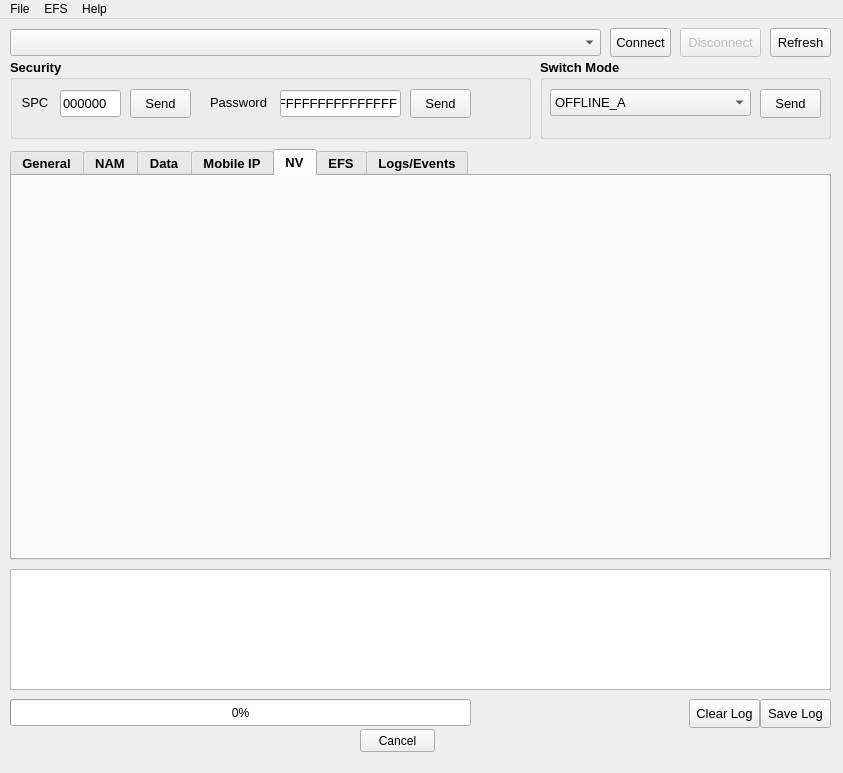
ghassani/openpst, file resources/ui/qcdm_window.ui: the form before one commit.
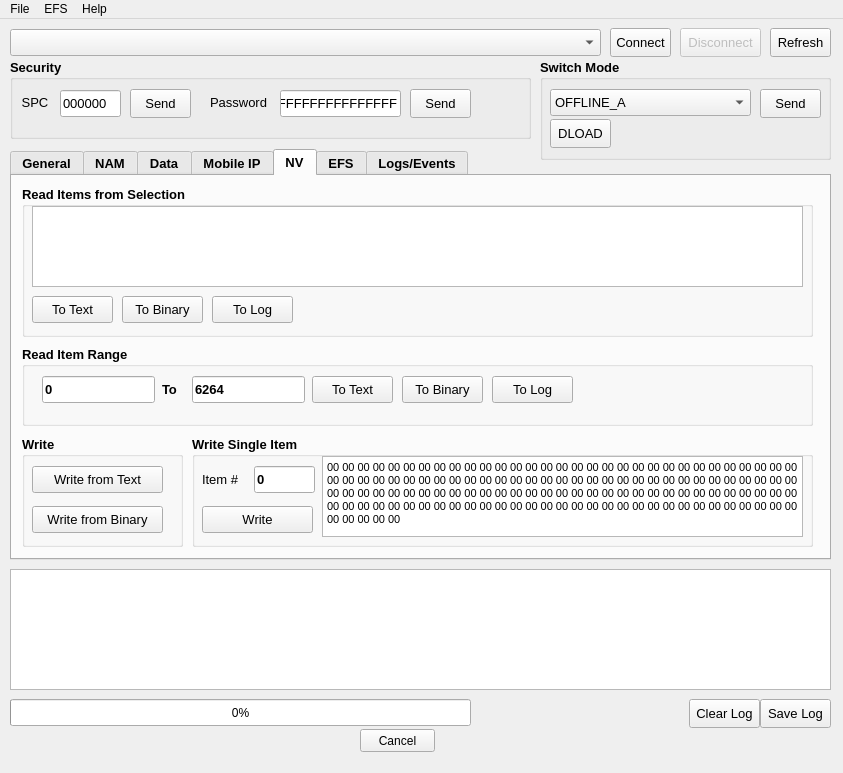
The form after the commit. The open tabs and pages were chosen to show the change.

Commit message: updates to qcdm, added initial of qcsamunlock to extras

What changed in the file:
```diff
--- a/resources/ui/qcdm_window.ui
+++ b/resources/ui/qcdm_window.ui
@@ -2224,6 +2224,333 @@
      <attribute name="title">
       <string>NV</string>
      </attribute>
+     <widget class="QGroupBox" name="nvReadSelectionGroupBox">
+      <property name="geometry">
+       <rect>
+        <x>10</x>
+        <y>10</y>
+        <width>791</width>
+        <height>151</height>
+       </rect>
+      </property>
+      <property name="title">
+       <string>Read Items from Selection</string>
+      </property>
+      <widget class="QPushButton" name="nvReadSelectionToBinaryButton">
+       <property name="geometry">
+        <rect>
+         <x>100</x>
+         <y>110</y>
+         <width>81</width>
+         <height>27</height>
+        </rect>
+       </property>
+       <property name="font">
+        <font>
+         <weight>50</weight>
+         <bold>false</bold>
+        </font>
+       </property>
+       <property name="text">
+        <string>To Binary</string>
+       </property>
+      </widget>
+      <widget class="QListWidget" name="nvReadSelectionList">
+       <property name="geometry">
+        <rect>
+         <x>10</x>
+         <y>20</y>
+         <width>771</width>
+         <height>81</height>
+        </rect>
+       </property>
+       <property name="selectionMode">
+        <enum>QAbstractItemView::MultiSelection</enum>
+       </property>
+      </widget>
+      <widget class="QPushButton" name="nvReadSelectionToTextButton">
+       <property name="geometry">
+        <rect>
+         <x>10</x>
+         <y>110</y>
+         <width>81</width>
+         <height>27</height>
+        </rect>
+       </property>
+       <property name="font">
+        <font>
+         <weight>50</weight>
+         <bold>false</bold>
+        </font>
+       </property>
+       <property name="text">
+        <string>To Text</string>
+       </property>
+      </widget>
+      <widget class="QPushButton" name="nvReadSelectionToLogButton">
+       <property name="geometry">
+        <rect>
+         <x>190</x>
+         <y>110</y>
+         <width>81</width>
+         <height>27</height>
+        </rect>
+       </property>
+       <property name="font">
+        <font>
+         <weight>50</weight>
+         <bold>false</bold>
+        </font>
+       </property>
+       <property name="text">
+        <string>To Log</string>
+       </property>
+      </widget>
+     </widget>
+     <widget class="QGroupBox" name="nvReadREangeGroupBox">
+      <property name="geometry">
+       <rect>
+        <x>10</x>
+        <y>170</y>
+        <width>791</width>
+        <height>80</height>
+       </rect>
+      </property>
+      <property name="title">
+       <string>Read Item Range</string>
+      </property>
+      <widget class="QLineEdit" name="nvReadRangeFromValue">
+       <property name="geometry">
+        <rect>
+         <x>20</x>
+         <y>30</y>
+         <width>113</width>
+         <height>27</height>
+        </rect>
+       </property>
+       <property name="text">
+        <string>0</string>
+       </property>
+      </widget>
+      <widget class="QLabel" name="nvReadRangeFromToLabel">
+       <property name="geometry">
+        <rect>
+         <x>140</x>
+         <y>30</y>
+         <width>21</width>
+         <height>27</height>
+        </rect>
+       </property>
+       <property name="text">
+        <string>To</string>
+       </property>
+      </widget>
+      <widget class="QLineEdit" name="nvReadRangeToValue">
+       <property name="geometry">
+        <rect>
+         <x>170</x>
+         <y>30</y>
+         <width>113</width>
+         <height>27</height>
+        </rect>
+       </property>
+       <property name="text">
+        <string>6264</string>
+       </property>
+      </widget>
+      <widget class="QPushButton" name="nvReadRangeToTextButton">
+       <property name="geometry">
+        <rect>
+         <x>290</x>
+         <y>30</y>
+         <width>81</width>
+         <height>27</height>
+        </rect>
+       </property>
+       <property name="font">
+        <font>
+         <weight>50</weight>
+         <bold>false</bold>
+        </font>
+       </property>
+       <property name="text">
+        <string>To Text</string>
+       </property>
+      </widget>
+      <widget class="QPushButton" name="nvReadRangeToBinaryButton">
+       <property name="geometry">
+        <rect>
+         <x>380</x>
+         <y>30</y>
+         <width>81</width>
+         <height>27</height>
+        </rect>
+       </property>
+       <property name="font">
+        <font>
+         <weight>50</weight>
+         <bold>false</bold>
+        </font>
+       </property>
+       <property name="text">
+        <string>To Binary</string>
+       </property>
+      </widget>
+      <widget class="QPushButton" name="nvReadRangeToLogButton">
+       <property name="geometry">
+        <rect>
+         <x>470</x>
+         <y>30</y>
+         <width>81</width>
+         <height>27</height>
+        </rect>
+       </property>
+       <property name="font">
+        <font>
+         <weight>50</weight>
+         <bold>false</bold>
+        </font>
+       </property>
+       <property name="text">
+        <string>To Log</string>
+       </property>
+      </widget>
+     </widget>
+     <widget class="QGroupBox" name="nvWriteGroupBox">
+      <property name="geometry">
+       <rect>
+        <x>10</x>
+        <y>260</y>
+        <width>161</width>
+        <height>111</height>
+       </rect>
+      </property>
+      <property name="title">
+       <string>Write</string>
+      </property>
+      <widget class="QPushButton" name="pushButton_11">
+       <property name="geometry">
+        <rect>
+         <x>10</x>
+         <y>70</y>
+         <width>131</width>
+         <height>27</height>
+        </rect>
+       </property>
+       <property name="font">
+        <font>
+         <weight>50</weight>
+         <bold>false</bold>
+        </font>
+       </property>
+       <property name="text">
+        <string>Write from Binary</string>
+       </property>
+      </widget>
+      <widget class="QPushButton" name="pushButton_10">
+       <property name="geometry">
+        <rect>
+         <x>10</x>
+         <y>30</y>
+         <width>131</width>
+         <height>27</height>
+        </rect>
+       </property>
+       <property name="font">
+        <font>
+         <weight>50</weight>
+         <bold>false</bold>
+        </font>
+       </property>
+       <property name="text">
+        <string>Write from Text</string>
+       </property>
+      </widget>
+     </widget>
+     <widget class="QGroupBox" name="nvWriteSingleGroupBox">
+      <property name="geometry">
+       <rect>
+        <x>180</x>
+        <y>260</y>
+        <width>621</width>
+        <height>111</height>
+       </rect>
+      </property>
+      <property name="title">
+       <string>Write Single Item</string>
+      </property>
+      <widget class="QPushButton" name="nvWriteSingleButton">
+       <property name="geometry">
+        <rect>
+         <x>10</x>
+         <y>70</y>
+         <width>111</width>
+         <height>27</height>
+        </rect>
+       </property>
+       <property name="font">
+        <font>
+         <weight>50</weight>
+         <bold>false</bold>
+        </font>
+       </property>
+       <property name="text">
+        <string>Write</string>
+       </property>
+      </widget>
+      <widget class="QLineEdit" name="nvWriteSingleItemValue">
+       <property name="geometry">
+        <rect>
+         <x>62</x>
+         <y>30</y>
+         <width>61</width>
+         <height>27</height>
+        </rect>
+       </property>
+       <property name="text">
+        <string>0</string>
+       </property>
+      </widget>
+      <widget class="QPlainTextEdit" name="nvWriteSingleValue">
+       <property name="geometry">
+        <rect>
+         <x>130</x>
+         <y>20</y>
+         <width>481</width>
+         <height>81</height>
+        </rect>
+       </property>
+       <property name="font">
+        <font>
+         <pointsize>8</pointsize>
+         <weight>50</weight>
+         <bold>false</bold>
+        </font>
+       </property>
+       <property name="plainText">
+        <string>00 00 00 00 00 00 00 00 00 00 00 00 00 00 00 00 00 00 00 00 00 00 00 00 00 00 00 00 00 00 00 00 00 00 00 00 00 00 00 00 00 00 00 00 00 00 00 00 00 00 00 00 00 00 00 00 00 00 00 00 00 00 00 00 00 00 00 00 00 00 00 00 00 00 00 00 00 00 00 00 00 00 00 00 00 00 00 00 00 00 00 00 00 00 00 00 00 00 00 00 00 00 00 00 00 00 00 00 00 00 00 00 00 00 00 00 00 00 00 00 00 00 00 00 00 00 00 00 00</string>
+       </property>
+      </widget>
+      <widget class="QLabel" name="nvWriteSingleItemLabel">
+       <property name="geometry">
+        <rect>
+         <x>10</x>
+         <y>30</y>
+         <width>47</width>
+         <height>27</height>
+        </rect>
+       </property>
+       <property name="font">
+        <font>
+         <weight>50</weight>
+         <bold>false</bold>
+        </font>
+       </property>
+       <property name="text">
+        <string>Item #</string>
+       </property>
+      </widget>
+     </widget>
     </widget>
     <widget class="QWidget" name="tabEfs">
      <attribute name="title">
@@ -2994,7 +3321,7 @@
       <x>540</x>
       <y>40</y>
       <width>291</width>
-      <height>80</height>
+      <height>101</height>
      </rect>
     </property>
     <property name="font">
@@ -3078,11 +3405,26 @@
        <string>POWER_OFF</string>
       </property>
      </item>
-     <item>
-      <property name="text">
-       <string>MAX</string>
-      </property>
-     </item>
+    </widget>
+    <widget class="QPushButton" name="switchDloadModeButton">
+     <property name="geometry">
+      <rect>
+       <x>10</x>
+       <y>60</y>
+       <width>61</width>
+       <height>29</height>
+      </rect>
+     </property>
+     <property name="font">
+      <font>
+       <pointsize>10</pointsize>
+       <weight>50</weight>
+       <bold>false</bold>
+      </font>
+     </property>
+     <property name="text">
+      <string>DLOAD</string>
+     </property>
     </widget>
    </widget>
    <widget class="QProgressBar" name="progressBar">
```
Left out of the diff: 146 changed lines with no effect on the pictures. The commit also changes 89 other files.
